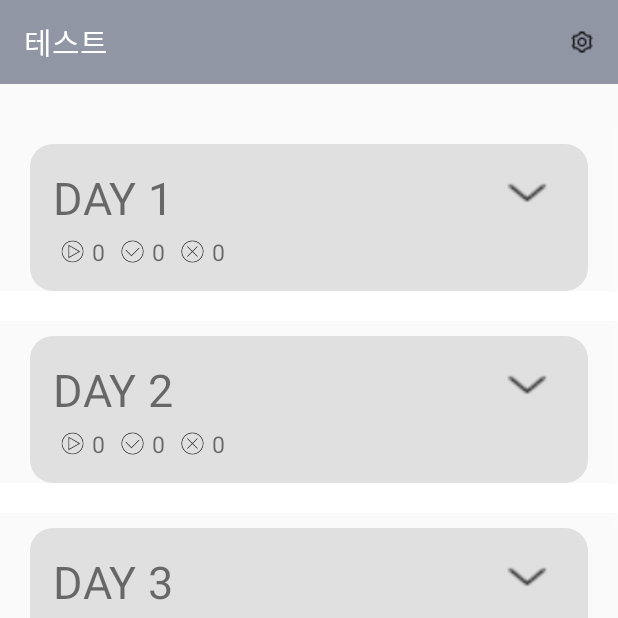
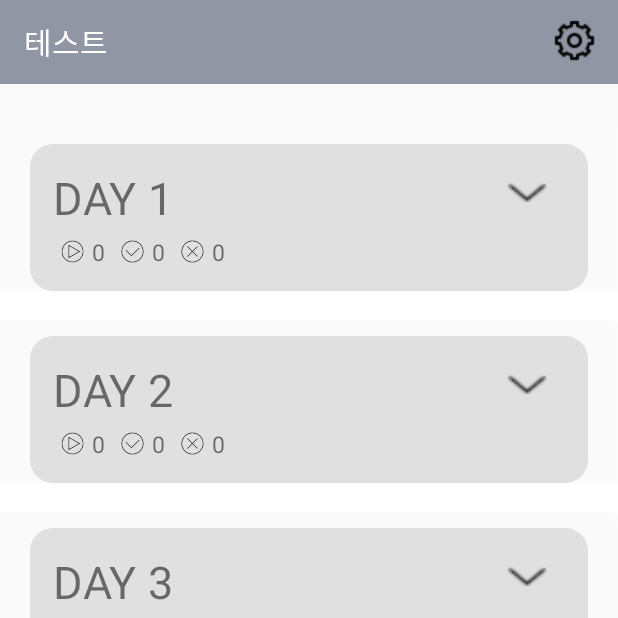
Before and after one commit to JooHui-void/-android-EnglishVocabulary-App, an Android app: the MainTestActivity screen opened directly, with no data from a screen before it, on a phone screen of 412 x 824 dp, the top half of it. Run offline under Robolectric (Android 15) with nearby library versions, the phone set to English and light mode, and no system bars; our stand-ins replace Firebase (no records; nobody signed in at launch, a user with empty details on screens opened directly), Room's generated code.

Commit message:
스크롤

```diff
--- a/app/src/main/res/layout/activity_search.xml
+++ b/app/src/main/res/layout/activity_search.xml
@@ -54,8 +54,9 @@
                     android:layout_width="match_parent"
                     android:layout_height="wrap_content"
                     android:layout_toRightOf="@id/icon_search"
-                    android:layout_margin="4dp"
-                    android:inputType="text"/>
+                    android:layout_margin="12dp"
+                    android:inputType="text"
+                    android:hint="Search for word!"/>
 
             </RelativeLayout>
 
--- a/app/src/main/res/menu/toolbar_menu.xml
+++ b/app/src/main/res/menu/toolbar_menu.xml
@@ -5,7 +5,7 @@
     <item
         android:id="@+id/menu_settings"
         android:title="설정"
-        android:icon="@drawable/icon_setting"
+        android:icon="@drawable/icon_settings"
         app:showAsAction="ifRoom"
         android:iconTint="@color/white"
 
```
Also changed, not shown: app/src/main/res/layout/activity_setting.xml (+10 -3 lines).
